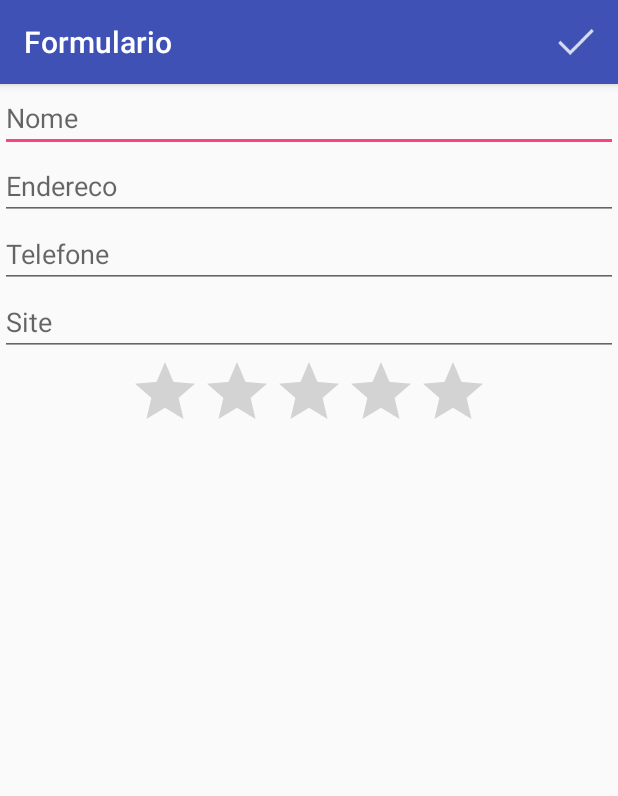
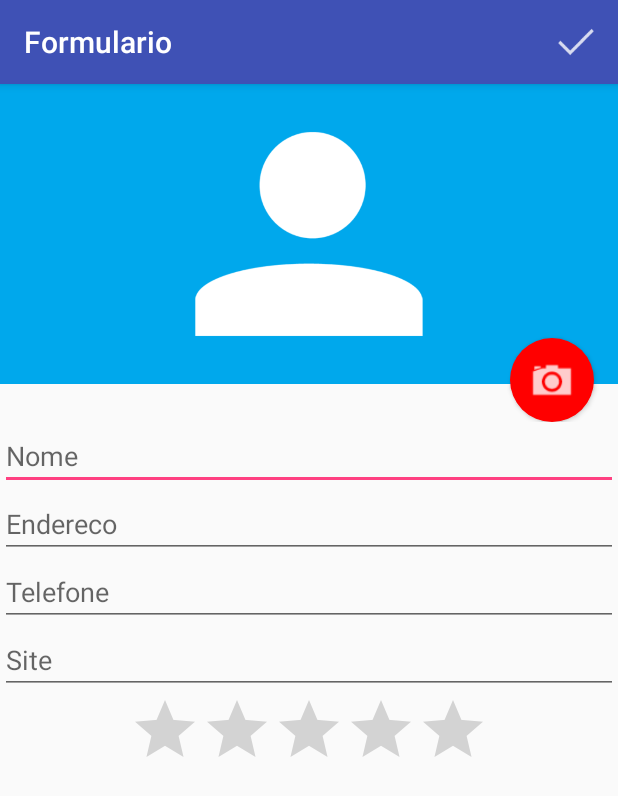
Before and after one commit to nagot21/Agenda_pt_V, an Android app: the FormularioActivity screen opened directly, with no data from a screen before it, on a phone screen of 412 x 824 dp. Shown: the top 796 px of the screen. Run offline under Robolectric (Android 15) with nearby library versions, the phone set to English and light mode, and no system bars.

Commit message:
Change activity_formulario layout adding a FAB and a place to put a photo

```diff
--- /dev/null
+++ b/app/src/main/res/drawable/fundo_camera.xml
@@ -0,0 +1,16 @@
+<?xml version="1.0" encoding="utf-8"?>
+<layer-list xmlns:android="http://schemas.android.com/apk/res/android">
+    <item>
+        <shape
+            android:shape="oval">
+            <solid android:color="#ff0000" />
+            <padding android:top="10dp"
+                android:bottom="10dp"
+                android:left="10dp"
+                android:right="10dp" />
+        </shape>
+    </item>
+
+    <item android:drawable="@drawable/ic_camera" />
+
+</layer-list>
--- a/app/src/main/res/layout/activity_formulario.xml
+++ b/app/src/main/res/layout/activity_formulario.xml
@@ -6,6 +6,29 @@
         android:layout_width="match_parent"
         android:layout_height="match_parent"
         android:orientation="vertical">
+
+        <RelativeLayout
+            android:layout_width="match_parent"
+            android:layout_height="225dp">
+
+            <ImageView
+                android:id="@+id/formulario_foto"
+                android:layout_width="match_parent"
+                android:layout_height="200dp"
+                android:background="#00A8EC"
+                android:src="@drawable/person" />
+
+            <Button
+                android:id="@+id/formulario_botao_foto"
+                android:layout_width="56dp"
+                android:layout_height="56dp"
+                android:layout_alignParentBottom="true"
+                android:layout_alignParentRight="true"
+                android:layout_marginEnd="16dp"
+                android:layout_marginRight="16dp"
+                android:background="@drawable/fundo_camera" />
+
+        </RelativeLayout>
 
         <EditText
             android:id="@+id/formulario_nome"
```
